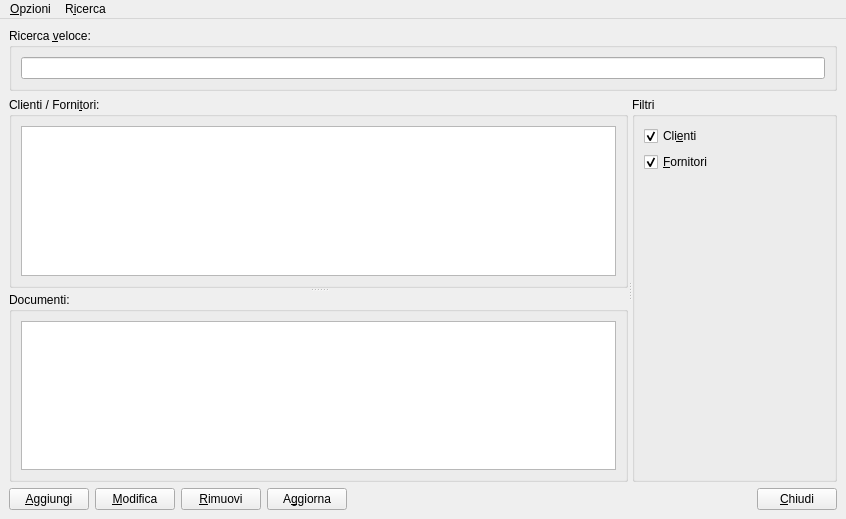
First picture: the form in moduleAnagrafica/anagraficawindow.ui, repository kvsd/Gestionale, before the edit.
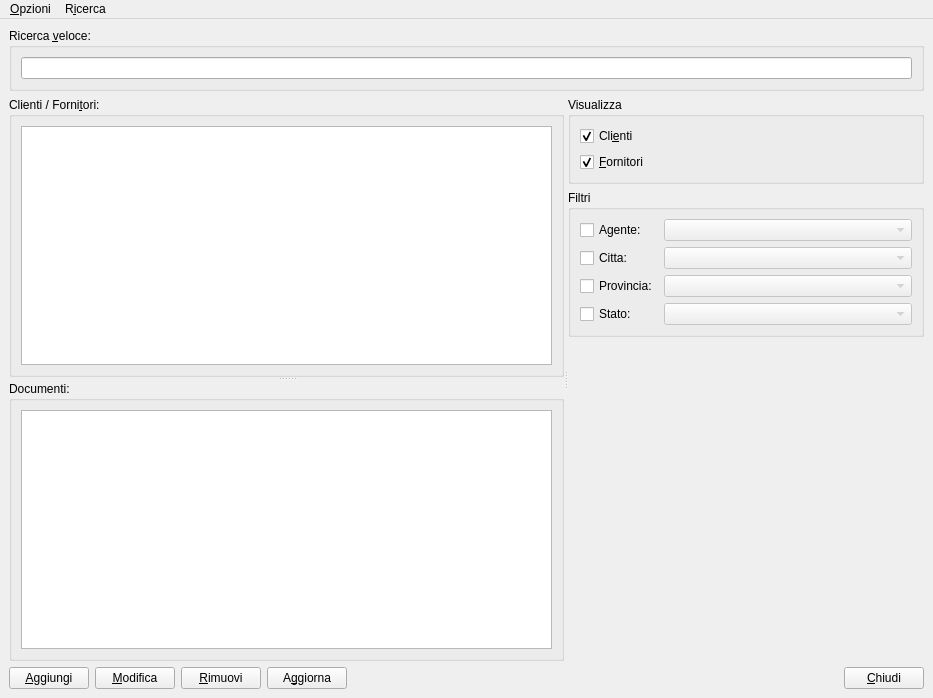
Second picture: the form after the edit.

What changed in the file:
```diff
--- a/moduleAnagrafica/anagraficawindow.ui
+++ b/moduleAnagrafica/anagraficawindow.ui
@@ -6,15 +6,15 @@
    <rect>
     <x>0</x>
     <y>0</y>
-    <width>846</width>
-    <height>519</height>
+    <width>933</width>
+    <height>698</height>
    </rect>
   </property>
   <property name="windowTitle">
    <string>Anagrafica Clienti Fornitori</string>
   </property>
   <widget class="QWidget" name="centralwidget">
-   <layout class="QVBoxLayout" name="verticalLayout_4" stretch="0,1,0">
+   <layout class="QVBoxLayout" name="verticalLayout_6" stretch="0,1,0">
     <item>
      <widget class="QGroupBox" name="groupBox">
       <property name="title">
@@ -113,29 +113,104 @@
         </layout>
        </widget>
       </widget>
-      <widget class="QGroupBox" name="groupBox_4">
-       <property name="title">
-        <string>Filtri</string>
-       </property>
-       <layout class="QVBoxLayout" name="verticalLayout_2">
+      <widget class="QWidget" name="">
+       <layout class="QVBoxLayout" name="verticalLayout_4">
         <item>
-         <widget class="QCheckBox" name="clientiCheckBox">
-          <property name="text">
-           <string>Cli&amp;enti</string>
+         <widget class="QGroupBox" name="groupBox_5">
+          <property name="title">
+           <string>Visualizza</string>
           </property>
-          <property name="checked">
-           <bool>true</bool>
-          </property>
+          <layout class="QVBoxLayout" name="verticalLayout_5">
+           <item>
+            <widget class="QCheckBox" name="clientiCheckBox">
+             <property name="text">
+              <string>Cli&amp;enti</string>
+             </property>
+             <property name="checked">
+              <bool>true</bool>
+             </property>
+            </widget>
+           </item>
+           <item>
+            <widget class="QCheckBox" name="fornitoriCheckBox">
+             <property name="text">
+              <string>&amp;Fornitori</string>
+             </property>
+             <property name="checked">
+              <bool>true</bool>
+             </property>
+            </widget>
+           </item>
+          </layout>
          </widget>
         </item>
         <item>
-         <widget class="QCheckBox" name="fornitoriCheckBox">
-          <property name="text">
-           <string>&amp;Fornitori</string>
+         <widget class="QGroupBox" name="groupBox_4">
+          <property name="title">
+           <string>Filtri</string>
           </property>
-          <property name="checked">
-           <bool>true</bool>
-          </property>
+          <layout class="QVBoxLayout" name="verticalLayout_2">
+           <item>
+            <layout class="QGridLayout" name="gridLayout" columnstretch="0,1">
+             <item row="1" column="0">
+              <widget class="QCheckBox" name="cittaEnabler">
+               <property name="text">
+                <string>Citta:</string>
+               </property>
+              </widget>
+             </item>
+             <item row="0" column="1">
+              <widget class="QComboBox" name="agenteComboBox">
+               <property name="enabled">
+                <bool>false</bool>
+               </property>
+              </widget>
+             </item>
+             <item row="0" column="0">
+              <widget class="QCheckBox" name="agenteEnabler">
+               <property name="text">
+                <string>Agente:</string>
+               </property>
+              </widget>
+             </item>
+             <item row="1" column="1">
+              <widget class="QComboBox" name="cittaComboBox">
+               <property name="enabled">
+                <bool>false</bool>
+               </property>
+              </widget>
+             </item>
+             <item row="2" column="0">
+              <widget class="QCheckBox" name="provinciaEnabler">
+               <property name="text">
+                <string>Provincia:</string>
+               </property>
+              </widget>
+             </item>
+             <item row="2" column="1">
+              <widget class="QComboBox" name="provinciaComboBox">
+               <property name="enabled">
+                <bool>false</bool>
+               </property>
+              </widget>
+             </item>
+             <item row="3" column="0">
+              <widget class="QCheckBox" name="statoEnabler">
+               <property name="text">
+                <string>Stato:</string>
+               </property>
+              </widget>
+             </item>
+             <item row="3" column="1">
+              <widget class="QComboBox" name="statoComboBox">
+               <property name="enabled">
+                <bool>false</bool>
+               </property>
+              </widget>
+             </item>
+            </layout>
+           </item>
+          </layout>
          </widget>
         </item>
         <item>
@@ -220,7 +295,7 @@
     <rect>
      <x>0</x>
      <y>0</y>
-     <width>846</width>
+     <width>933</width>
      <height>21</height>
     </rect>
    </property>
```
Left out of the diff: 267 changed lines with no effect on the pictures.
